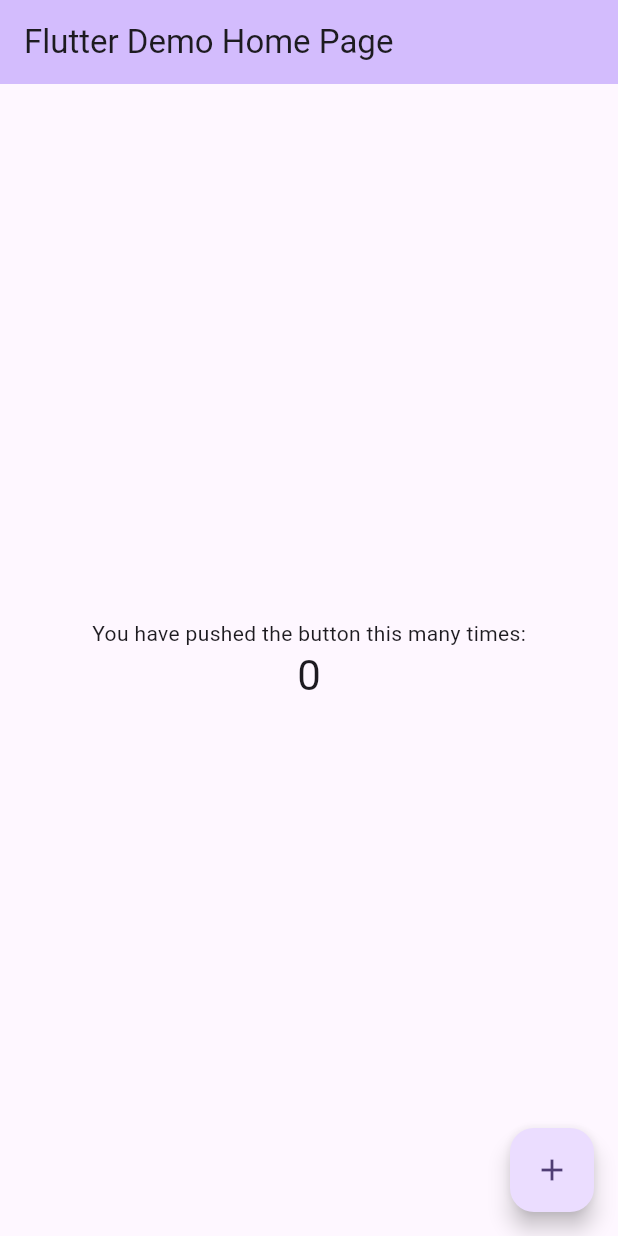
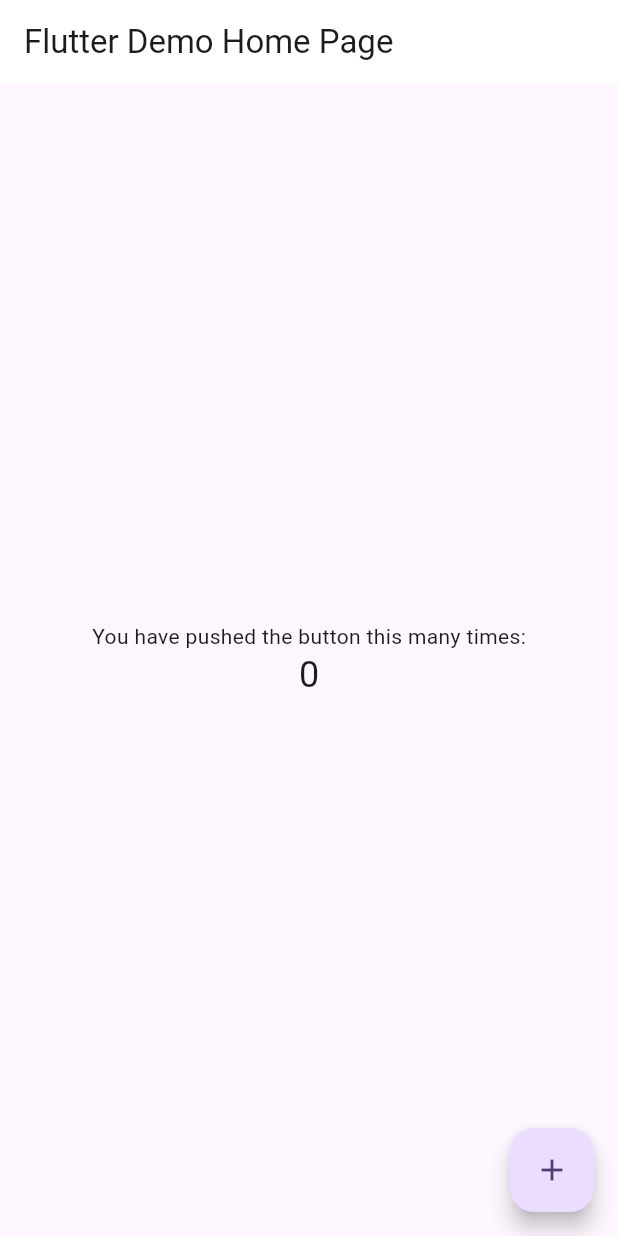
Before and after one commit to koko-maria/Todo, a Flutter app: the screen it shows after launch, on a phone screen of 412 x 824 dp. Run offline on Flutter 3.47's test engine with Material 2 defaults, Android fonts, the phone set to English and light mode, and no system bars.

Commit message:
=Changed Color & textstyle

```diff
--- a/lib/main.dart
+++ b/lib/main.dart
@@ -1,4 +1,5 @@
-import 'package:flutter/material.dart';
+
+  import 'package:flutter/material.dart';
 
 void main() {
   runApp(const MyApp());
@@ -81,7 +82,7 @@ class _MyHomePageState extends State<MyHomePage> {
         // TRY THIS: Try changing the color here to a specific color (to
         // Colors.amber, perhaps?) and trigger a hot reload to see the AppBar
         // change color while the other colors stay the same.
-        backgroundColor: Theme.of(context).colorScheme.inversePrimary,
+        backgroundColor: Theme.of(context).colorScheme.onSecondary,
         // Here we take the value from the MyHomePage object that was created by
         // the App.build method, and use it to set our appbar title.
         title: Text(widget.title),
@@ -110,7 +111,7 @@ class _MyHomePageState extends State<MyHomePage> {
             ),
             Text(
               '$_counter',
-              style: Theme.of(context).textTheme.headlineMedium,
+              style: Theme.of(context).textTheme.headlineSmall,
             ),
           ],
         ),
```
